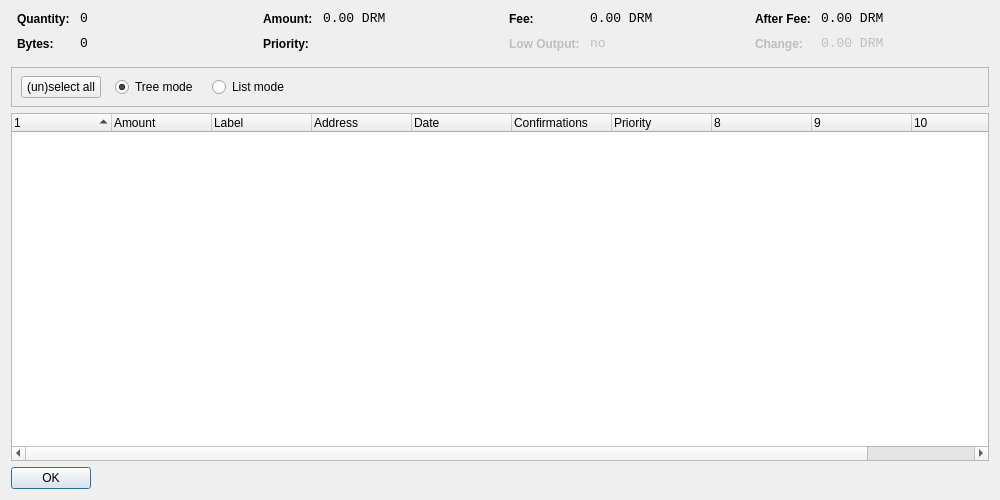
Before: the Qt Designer form src/qt/forms/coincontroldialog.ui in coindevv/ClickCoin, drawn with Qt 5.
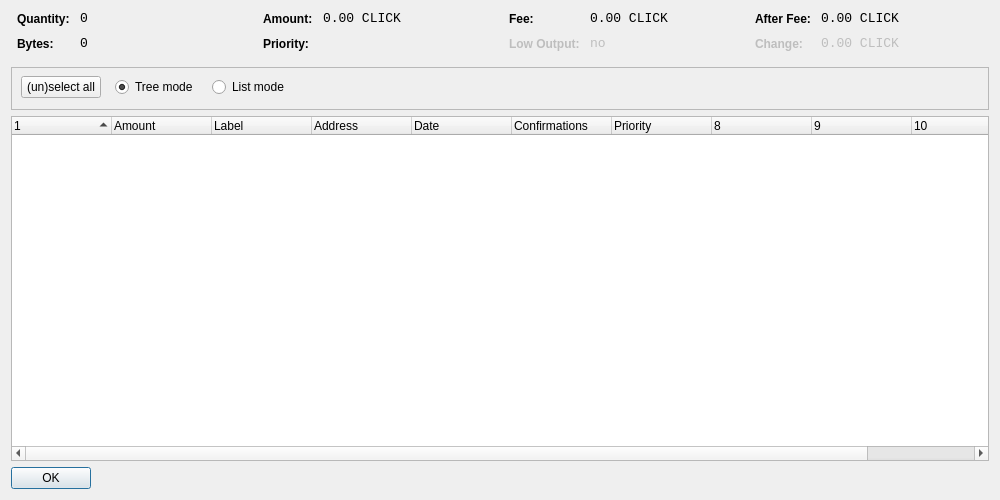
After: the same form once the commit is applied. Custom widgets are drawn as their Qt base class.

```diff
--- a/src/qt/forms/coincontroldialog.ui
+++ b/src/qt/forms/coincontroldialog.ui
@@ -141,7 +141,7 @@
           <enum>Qt::ActionsContextMenu</enum>
          </property>
          <property name="text">
-          <string notr="true">0.00 DRM</string>
+          <string notr="true">0.00 CLICK</string>
          </property>
          <property name="textInteractionFlags">
           <set>Qt::LinksAccessibleByMouse|Qt::TextSelectableByKeyboard|Qt::TextSelectableByMouse</set>
@@ -221,7 +221,7 @@
           <enum>Qt::ActionsContextMenu</enum>
          </property>
          <property name="text">
-          <string notr="true">0.00 DRM</string>
+          <string notr="true">0.00 CLICK</string>
          </property>
          <property name="textInteractionFlags">
           <set>Qt::LinksAccessibleByMouse|Qt::TextSelectableByKeyboard|Qt::TextSelectableByMouse</set>
@@ -307,7 +307,7 @@
           <enum>Qt::ActionsContextMenu</enum>
          </property>
          <property name="text">
-          <string notr="true">0.00 DRM</string>
+          <string notr="true">0.00 CLICK</string>
          </property>
          <property name="textInteractionFlags">
           <set>Qt::LinksAccessibleByMouse|Qt::TextSelectableByKeyboard|Qt::TextSelectableByMouse</set>
@@ -345,7 +345,7 @@
           <enum>Qt::ActionsContextMenu</enum>
          </property>
          <property name="text">
-          <string notr="true">0.00 DRM</string>
+          <string notr="true">0.00 CLICK</string>
          </property>
          <property name="textInteractionFlags">
           <set>Qt::LinksAccessibleByMouse|Qt::TextSelectableByKeyboard|Qt::TextSelectableByMouse</set>
@@ -361,7 +361,7 @@
      <property name="minimumSize">
       <size>
        <width>0</width>
-       <height>40</height>
+       <height>43</height>
       </size>
      </property>
      <property name="frameShape">
```
